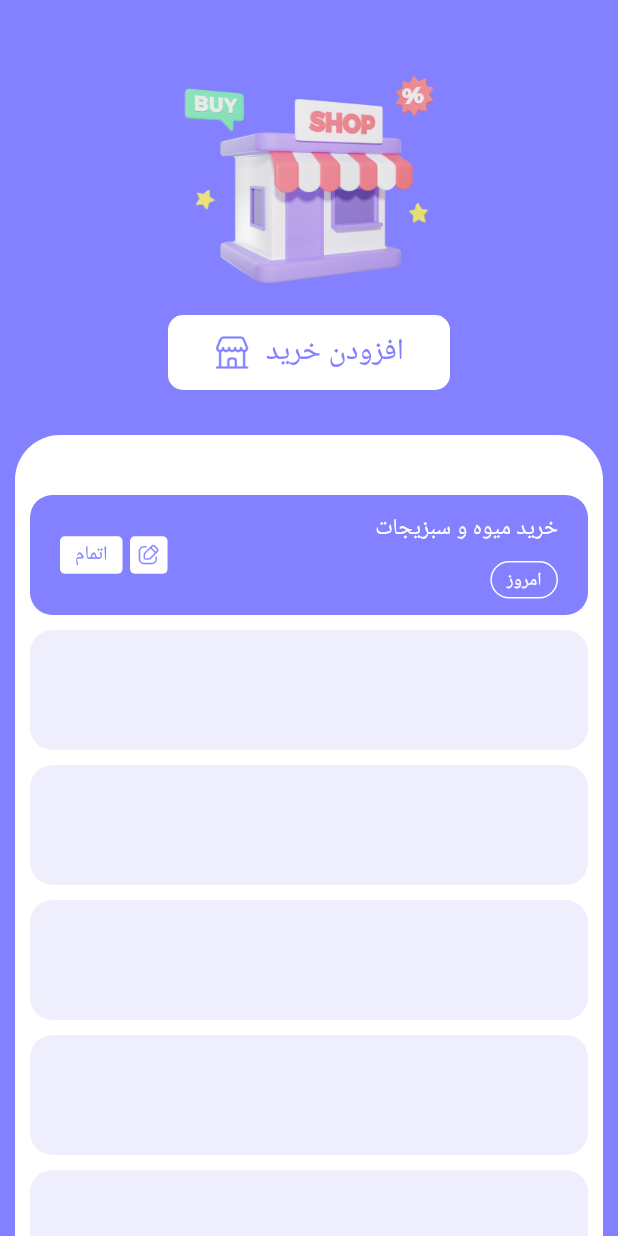
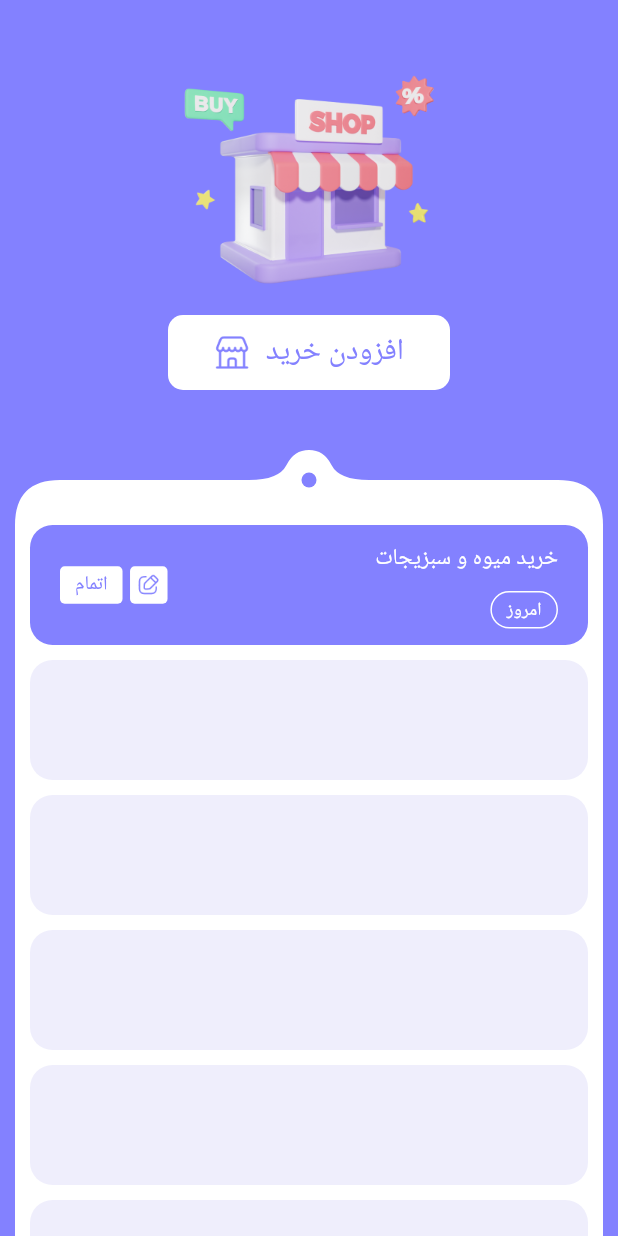
Before and after one commit to mahdi008397/Shopping_List_v2, a Flutter app: the HomeScreen screen opened by its route, on a phone screen of 412 x 824 dp. Run offline on Flutter 3.47's test engine with Material 3 defaults, Android fonts, the phone set to English and light mode, and no system bars; our stand-ins replace get_it, go_router, loading_animation_widget; Roboto replaces fonts that are missing (Yekan).

Commit message:
Part 1 Home Shape Stable 🎾

```diff
--- a/lib/presentation/views/home_screen.dart
+++ b/lib/presentation/views/home_screen.dart
@@ -1,5 +1,7 @@
 import 'package:flutter/material.dart';
+import 'package:flutter/widgets.dart';
 import 'package:shopping_list_v2/assets/assets.dart';
+import 'package:shopping_list_v2/presentation/widgets/shapes/home_shape.dart';
 
 class HomeScreen extends StatelessWidget {
   const HomeScreen({super.key});
@@ -60,20 +62,37 @@ class HomeScreen extends StatelessWidget {
                 const SizedBox(
                   height: 30,
                 ),
-                Container(
+                ClipPath(
+                  clipper: HomeShapeClipper(),
+                  child: Container(
                     width: screenW - 20,
                     height: 900,
                     decoration: const BoxDecoration(
                       color: Colors.white,
-                    borderRadius: BorderRadius.only(
-                      topRight: Radius.circular(30),
-                      topLeft: Radius.circular(30),
+                      // borderRadius: BorderRadius.only(
+                      //   topRight: Radius.circular(30),
+                      //   topLeft: Radius.circular(30),
+                      // ),
+                    ),
+                    child: Column(
+                      crossAxisAlignment: CrossAxisAlignment.center,
+                      children: [
+                        Row(
+                          mainAxisAlignment: MainAxisAlignment.center,
+                          children: [
+                            const SizedBox(
+                              height: 60,
+                            ),
+                            Container(
+                              width: 10,
+                              height: 10,
+                              decoration: const BoxDecoration(
+                                color: Color.fromRGBO(131, 129, 255, 1),
+                                borderRadius:
+                                    BorderRadius.all(Radius.circular(60)),
                               ),
                             ),
-                  child: Column(
-                    children: [
-                      const SizedBox(
-                        height: 40,
+                          ],
                         ),
                         Container(
                           width: screenW - 40,
@@ -264,6 +283,7 @@ class HomeScreen extends StatelessWidget {
                       ],
                     ),
                   ),
+                ),
               ],
             ),
           ],
--- /dev/null
+++ b/lib/presentation/widgets/shapes/home_shape.dart
@@ -0,0 +1,30 @@
+import 'package:flutter/material.dart';
+
+class HomeShapeClipper extends CustomClipper<Path> {
+  @override
+  Path getClip(Size size) {
+    double w = size.width;
+    double h = size.height;
+
+    final path = Path();
+
+    path.moveTo(30, 30);
+    path.quadraticBezierTo(0, 30, 0, 60);
+    path.lineTo(0, h + 30);
+    path.lineTo(w, h + 30);
+    path.lineTo(w, 60);
+    path.quadraticBezierTo(w, 30, w - 30, 30);
+    path.lineTo((w / 2) + 40, 30);
+    path.quadraticBezierTo((w / 2) + 20, 30, (w / 2) + 15, 20);
+    path.quadraticBezierTo((w / 2) + 10, 10, (w / 2), 10);
+    path.quadraticBezierTo((w / 2) - 10, 10, (w / 2) - 15, 20);
+    path.quadraticBezierTo((w / 2) - 20, 30, (w / 2) - 40, 30);
+    path.lineTo(30, 30);
+
+    path.close();
+    return path;
+  }
+
+  @override
+  bool shouldReclip(covariant CustomClipper<Path> oldClipper) => true;
+}
```
Lines whose indentation alone changed are shown as unchanged.
